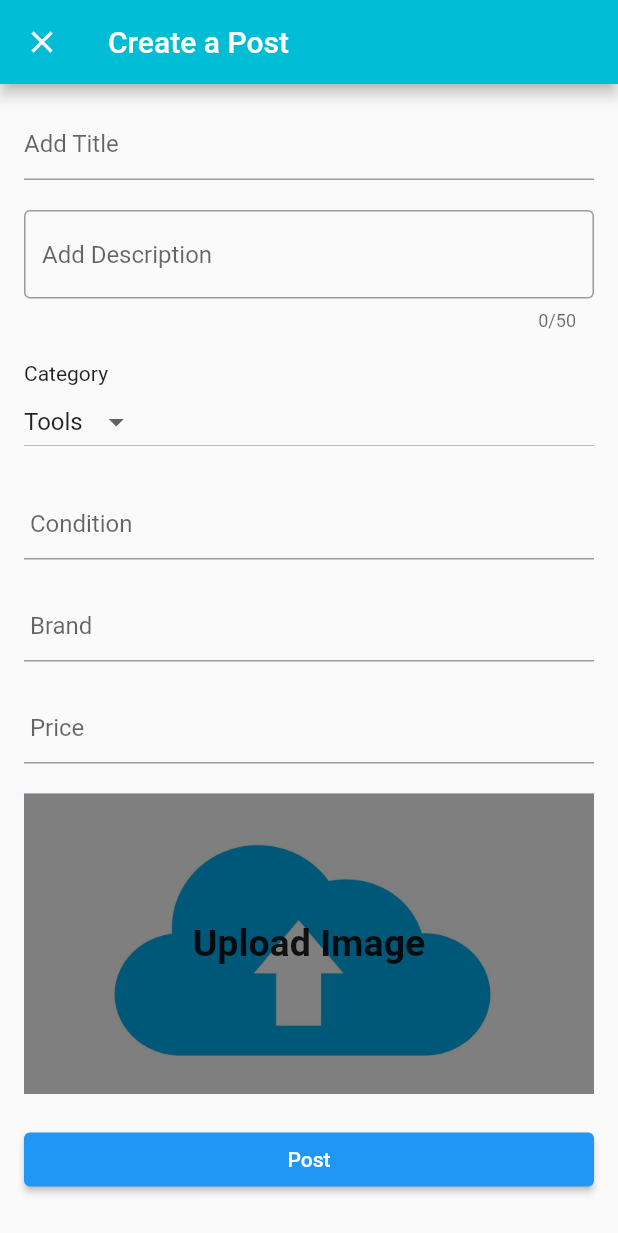
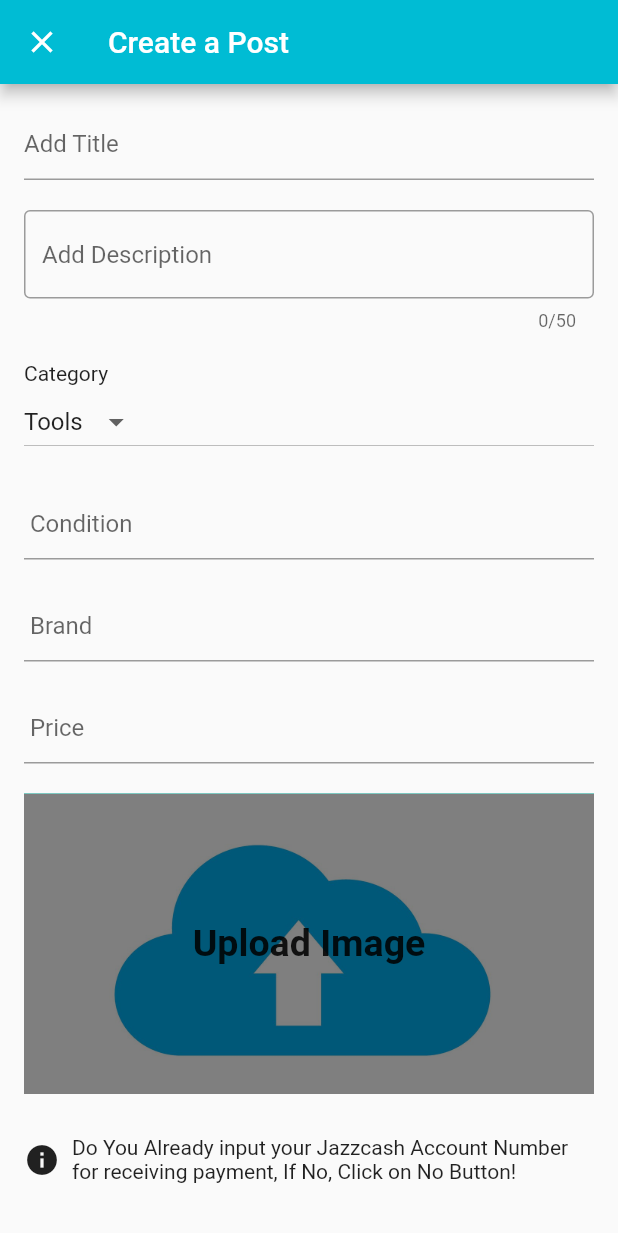
Before and after one commit to NidaFatima321/needify, a Flutter app: the AddPost screen opened directly, on a phone screen of 412 x 824 dp. Shown: the top 1233 px of the screen. Run offline on Flutter 3.47's test engine with Material 2 defaults, Android fonts, the light colour scheme and no system bars; our stand-ins replace carousel_slider, cloud_firestore, file_picker, firebase_auth, firebase_core, firebase_storage and 6 more; missing offline and left inert: dart:ffi, flutter_email_sender, jazzcash_flutter; accounts and stored records are empty.

Commit message:
final added

```diff
--- a/lib/Views/PostWidget.dart
+++ b/lib/Views/PostWidget.dart
@@ -1,6 +1,7 @@
 import 'package:cloud_firestore/cloud_firestore.dart';
 import 'package:flutter/material.dart';
 import 'package:group_radio_button/group_radio_button.dart';
+import 'package:needify/Views/jazzcash_screen.dart';
 import 'package:needify/Views/payment_screen.dart';
 import 'package:needify/main.dart';
 
@@ -101,6 +102,8 @@ class _PostWidgetState extends State<PostWidget> {
                                                   trailing: GestureDetector(
                                                       onTap: (){
                                                         // Navigator.of(context).push(MaterialPageRoute(builder: (context) => PaymentDecision(postsdata: snapshot.data!.docs[index],),));
+                                                         Navigator.push(context, MaterialPageRoute(builder: (context) => JazzCashScreen(productPrice:snapshot.data!.docs[index]["Price"], productName:snapshot.data!.docs[index]["Title"])));
+
                                                       },
                                                       child: Icon(Icons.arrow_forward)),
                                                 ),
--- a/lib/Views/add_post.dart
+++ b/lib/Views/add_post.dart
@@ -34,7 +34,8 @@ class AddPost extends StatefulWidget {
 
 class _AddPostState extends State<AddPost> {
 
-  File? pickedImage;
+  File? pickedImage ;
+  bool showTextFields = false;
 
   void imagePickerOption(){
     Get.bottomSheet(
@@ -134,10 +135,14 @@ class _AddPostState extends State<AddPost> {
   TextEditingController _brandController = TextEditingController();
   TextEditingController _priceController = TextEditingController();
 
+
   String imageUrl = '';
 
   // late DocumentReference _userDocumentReference;
   //late CollectionReference _referencePostsReference;
+
+  TextEditingController _jazzAccController = TextEditingController();
+
 
 
 
@@ -227,16 +232,15 @@ class _AddPostState extends State<AddPost> {
                   ),
 
                   SizedBox(height: 20),
-                  InkWell(
+                  GestureDetector(
+
                       child: Container(
                         width: MediaQuery.of(context).size.width,
                         height: 200,
                         color: Colors.teal,
                         child: Stack(
                           children: [
-                            pickedImage != null ?
-                            Image.file(pickedImage!,width:MediaQuery.of(context).size.width,fit: BoxFit.cover,):
-                            Image.asset("assets/images/upload.jpg",
+                            pickedImage != null ? Image.file(pickedImage!,width:MediaQuery.of(context).size.width,fit: BoxFit.cover,): Image.asset("assets/images/upload.jpg",
                               fit: BoxFit.cover,
                               width: MediaQuery.of(context).size.width,
                               height: 200,
@@ -249,8 +253,9 @@ class _AddPostState extends State<AddPost> {
                           ],
                         ),
                       ),
-                      onTap:
-                      imagePickerOption
+                    onTap:
+                    imagePickerOption,
+
                     //   ImagePicker imagePicker = ImagePicker();
                     //   XFile? file = await imagePicker.pickImage(source: ImageSource.camera);
                     //   //imagePicker.pickImage(source: ImageSource.gallery);
@@ -280,6 +285,66 @@ class _AddPostState extends State<AddPost> {
 
                   SizedBox(height: 20),
 
+                  Row(
+                    children: [
+                      Icon(Icons.info),
+                      Container(
+                        width: 350,
+                       // height: 40,
+                        child: Expanded(
+                          child: Padding(
+                            padding: const EdgeInsets.all(8.0),
+                            child: Text("Do You Already input your Jazzcash Account Number for receiving payment, If No, Click on No Button!",
+                              //overflow: TextOverflow.ellipsis,
+                            ),
+                          ),
+                        ),
+                      ),
+                    ],
+                  ),
+                  Container(
+                    width: 150,
+                    child: TextButton(
+                        onPressed: (){
+                          setState(() {
+                            showTextFields = !showTextFields;
+                          });
+
+                        },
+                        child: Text("No"),
+
+                    ),
+                  ),
+
+                  Visibility(
+                    visible: showTextFields,
+                    child: Column(
+                      children: [
+                        TextField(
+                          controller:_jazzAccController,
+                          decoration: InputDecoration(
+                            hintText: "Enter Your Jazzash Account Number",
+                            labelText: 'Jazzcash Account Number',
+                          ),
+                        ),
+                        SizedBox(
+                          height: 20.0,
+                        )
+                        // TextField(
+                        //   decoration: InputDecoration(
+                        //     labelText: 'Password',
+                        //   ),
+                        // ),
+                        // TextField(
+                        //   decoration: InputDecoration(
+                        //     labelText: 'Integrity Salt',
+                        //   ),
+                        // ),
+                      ],
+                    ),
+                  ),
+
+
                   ElevatedButton(
                     onPressed: () async {
                       String title = _titleController.text;
@@ -288,6 +353,12 @@ class _AddPostState extends State<AddPost> {
                       String brand = _brandController.text;
                       String price = _priceController.text;
                       String category = valueChoose;
+                      String jazzAccNo = _jazzAccController.text;
+
+
+
+                      // Add the new value at the 0th index
+                     // array.insert(0, 'New Value');
 
                       Map<String,String> dataToSend = {
                         'Title'  : title,
@@ -307,10 +378,43 @@ class _AddPostState extends State<AddPost> {
 
                       QuerySnapshot posts = await widget._referencePostsReference.get();
                       int postLength = posts.docs.length;
-                      widget._referencePostsReference.doc('zoyakashif23@gmail.com_${postLength +1 }').set(dataToSend);
+                      String userPost = "${login}_${postLength+1}";
+                      widget._referencePostsReference.doc(userPost).set(dataToSend);
+                      print("Adeed Successfully!");
+                      print(userPost);
+
+
+
+                      DocumentSnapshot snapshot = await FirebaseFirestore.instance
+                          .collection('Users')
+                          .doc(login)
+                          .get();
+
+                      if (snapshot.exists) {
+                        var fieldValue = snapshot.get('JazzcashAccountNumber');
+                        if(fieldValue == ''){
+                          widget._userDocumentReference.update({"JazzcashAccountNumber": _jazzAccController.text});
+
+                        }
+                      } else {
+                        print('Document does not exist');
+                      }
+                     //
+                     //      var fieldValue = field['JazzcashAccountNumber']
+                     //      if(fieldValue== "" ){
+                     //        widget._userDocumentReference.update({"JazzcashAccountNumber": _jazzAccController.text});
+                     //      }
+                     //    else {
+                     //      // Document does not exist
+                     //    }
+                     // if(widget._userDocumentReference.snapshots())
+                     //  widget._userDocumentReference.set({ "JazzcashAccountNumber": _jazzAccController.text});
                       Navigator.of(context).push(MaterialPageRoute(builder: (context) => Dashboard()));
+
+
                     },
                     child: Text("Post"),
+                    style: ButtonStyle(backgroundColor: MaterialStateProperty.all<Color>(Colors.cyan)),
                   )
                 ]
 
--- a/lib/main.dart
+++ b/lib/main.dart
@@ -7,11 +7,12 @@ import 'package:needify/Views/SignUp.dart';
 import 'package:needify/Views/my_purchases.dart';
 import 'Views/add_post.dart';
 import 'Views/splash_screen.dart';
+import 'package:get/get.dart';
 
 void main() async{
   WidgetsFlutterBinding.ensureInitialized();
   await Firebase.initializeApp();
-  runApp(MaterialApp(
+  runApp(GetMaterialApp(
     home: SplashScreen(),
   ));
 }
--- a/pubspec.yaml
+++ b/pubspec.yaml
@@ -49,6 +49,7 @@ dependencies:
   flutter_email_sender: ^5.0.2
   carousel_slider: ^4.2.1
   group_radio_button: ^1.3.0
+  jazzcash_flutter: ^1.0.5
 
 dev_dependencies:
   flutter_test:
```
Also changed, not shown: lib/Views/jazzcash_screen.dart (added, +89 -0 lines), pubspec.lock.
